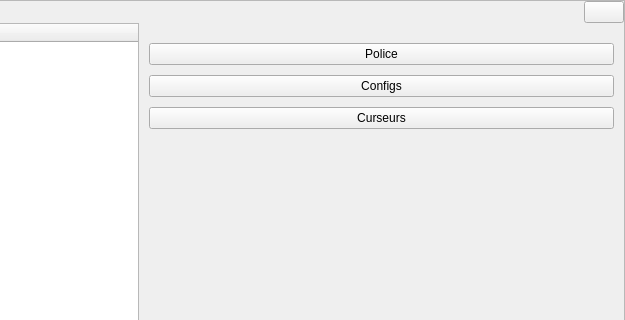
Qt form src/gui/Dlg/option.ui (LaM0uette/PySide6_Blank_Project_demo) before a commit; both pictures show x 347 to 972 and y 0 to 320 of the 972 by 625 pixel window.
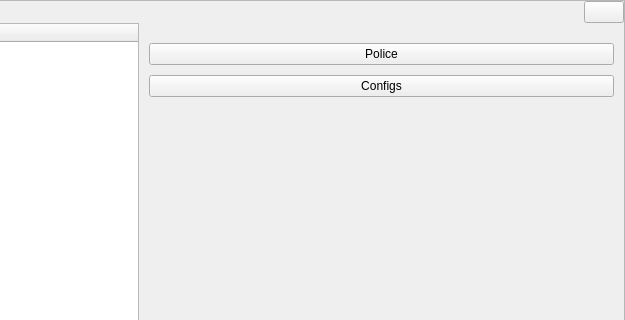
The same form after that commit. The open tabs and pages were chosen to show the change.

```diff
--- a/src/gui/Dlg/option.ui
+++ b/src/gui/Dlg/option.ui
@@ -193,13 +193,6 @@
               </property>
              </widget>
             </item>
-            <item>
-             <widget class="QPushButton" name="pb_opt_gen_cur">
-              <property name="text">
-               <string>Curseurs</string>
-              </property>
-             </widget>
-            </item>
             <item>
              <spacer name="verticalSpacer_11">
               <property name="orientation">
```
Left out of the diff: 2 changed lines with no effect on the pictures.
